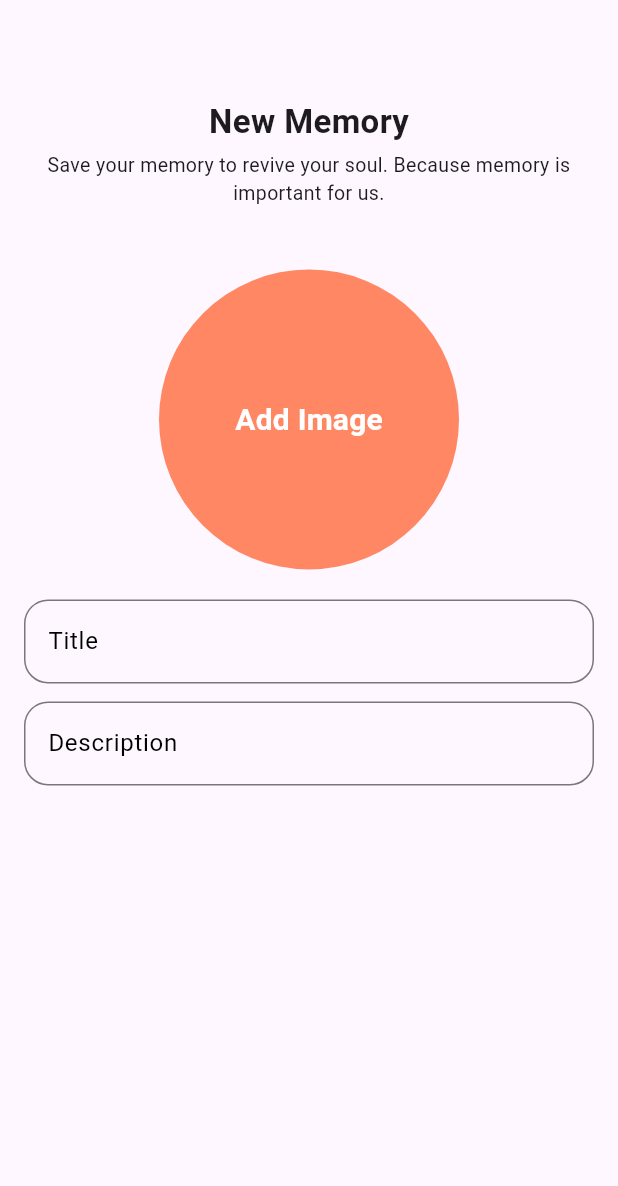
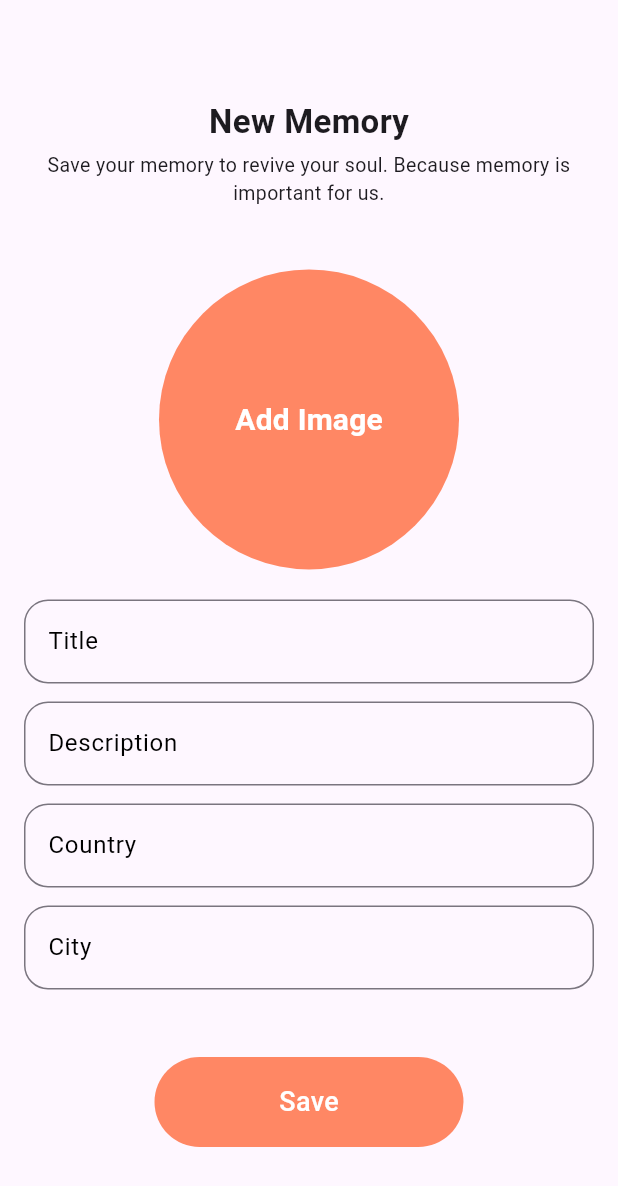
Before and after one commit to ammarhussain313/offline_memory_saving_app, a Flutter app: the screen it shows after launch, after a tap on the "add box" icon, on a phone screen of 412 x 824 dp. Shown: the top 1186 px of the screen. Run offline on Flutter 3.47's test engine with Material 3 defaults, Android fonts, the phone set to English and light mode, and no system bars; our stand-ins replace image_picker.

Commit message:
Creating memories and adding in a list through provider

```diff
--- a/lib/main.dart
+++ b/lib/main.dart
@@ -1,5 +1,7 @@
 import 'package:flutter/material.dart';
+import 'package:memories_app/view_model/memory_view_model.dart';
 import 'package:memories_app/views/splash_view.dart';
+import 'package:provider/provider.dart';
 
 void main() {
   WidgetsFlutterBinding.ensureInitialized();
@@ -11,13 +13,20 @@ class MyApp extends StatelessWidget {
 
   @override
   Widget build(BuildContext context) {
-    return MaterialApp(
-      debugShowCheckedModeBanner: false,
-      title: 'Flutter Demo',
-      theme: ThemeData(
-        colorScheme: ColorScheme.fromSeed(seedColor: Colors.deepPurple),
+    return MultiProvider(
+      providers: [
+        ChangeNotifierProvider(
+          create: (_) => MemoryViewModel(),
+        ),
+      ],
+      child: MaterialApp(
+        debugShowCheckedModeBanner: false,
+        title: 'Flutter Demo',
+        theme: ThemeData(
+          colorScheme: ColorScheme.fromSeed(seedColor: Colors.deepPurple),
+        ),
+        home: SplashView(),
       ),
-      home: SplashView(),
     );
   }
 }
--- /dev/null
+++ b/lib/models/memories_model.dart
@@ -0,0 +1,15 @@
+class MemoriesModel {
+  String? title;
+  String? description;
+  String? city;
+  String? country;
+  String? image;
+
+  MemoriesModel({
+    this.title,
+    this.description,
+    this.country,
+    this.city,
+    this.image,
+  });
+}
--- /dev/null
+++ b/lib/view_model/memory_view_model.dart
@@ -0,0 +1,22 @@
+import 'package:flutter/foundation.dart';
+import 'package:memories_app/models/memories_model.dart';
+
+class MemoryViewModel with ChangeNotifier {
+  String _image = "";
+  List<MemoriesModel> _memories = [];
+
+  String get memoryImage => _image;
+
+  List<MemoriesModel> get myMemories => _memories;
+
+  void setImage(String image) {
+    _image = image;
+    notifyListeners();
+  }
+
+  Future<bool> addMemory (MemoriesModel memory) async {
+    myMemories.add(memory);
+    notifyListeners();
+    return true;
+  }
+}
--- a/lib/views/home_view.dart
+++ b/lib/views/home_view.dart
@@ -1,7 +1,9 @@
 import 'package:flutter/material.dart';
 import 'package:memories_app/constants/image_constants.dart';
 import 'package:memories_app/core/utils/app_constants.dart';
+import 'package:memories_app/view_model/memory_view_model.dart';
 import 'package:memories_app/views/memories/add_memory_view.dart';
+import 'package:provider/provider.dart';
 
 import '../widgets/memory_widget.dart';
 
@@ -10,6 +12,7 @@ class HomeView extends StatelessWidget {
 
   @override
   Widget build(BuildContext context) {
+    final provider = Provider.of<MemoryViewModel>(context, listen: true);
     return Scaffold(
       appBar: AppBar(
         centerTitle: true,
@@ -19,14 +22,14 @@ class HomeView extends StatelessWidget {
         ),
       ),
       body: ListView.builder(
-        itemCount: 5,
+        itemCount: provider.myMemories.length,
         itemBuilder: (context, index) {
           return MemoryWidget(
-            title: "Title",
-            description: "Description",
-            city: "City",
-            country: "Country",
-            images: [],
+            title: provider.myMemories[index].title ?? "",
+            description: provider.myMemories[index].description ?? "",
+            city: provider.myMemories[index].city ?? "",
+            country: provider.myMemories[index].country ?? "",
+            images: provider.myMemories[index].image ?? "",
           );
         },
       ),
--- a/lib/views/memories/add_memory_view.dart
+++ b/lib/views/memories/add_memory_view.dart
@@ -1,7 +1,12 @@
+import 'dart:io';
+
 import 'package:flutter/material.dart';
 import 'package:image_picker/image_picker.dart';
 import 'package:memories_app/core/utils/app_constants.dart';
+import 'package:memories_app/models/memories_model.dart';
+import 'package:memories_app/view_model/memory_view_model.dart';
 import 'package:memories_app/widgets/textfield.dart';
+import 'package:provider/provider.dart';
 
 class AddMemoryView extends StatefulWidget {
   const AddMemoryView({super.key});
@@ -23,12 +28,27 @@ class _AddMemoryViewState extends State<AddMemoryView> {
   final cityFocus = FocusNode();
   final countryFocus = FocusNode();
 
-  void pickImage() async{
+  void pickImage() async {
     final imagePicker = ImagePicker();
-    final XFile? image = await imagePicker.pickImage(source: ImageSource.camera);
+    final XFile? image = await imagePicker.pickImage(
+      source: ImageSource.camera,
+    );
+    if (image != null && image.path.isNotEmpty) {
+      context.read<MemoryViewModel>().setImage(image.path);
+    }
+  }
 
-    if(image != null && image.path.isNotEmpty){
-      //Here I have to add provider save image functionality
+  Future<void> saveMemory() async{
+    final myMemory = MemoriesModel(
+      title: titleController.text,
+      description: descriptionController.text,
+      city: cityController.text,
+      country: countryController.text,
+      image: context.read<MemoryViewModel>().memoryImage,
+    );
+    final isAdded = await context.read<MemoryViewModel>().addMemory(myMemory);
+    if(isAdded){
+      Navigator.pop(context);
     }
   }
 
@@ -56,13 +76,20 @@ class _AddMemoryViewState extends State<AddMemoryView> {
               ),
               SizedBox(height: MediaQuery.of(context).size.height * 0.05),
               GestureDetector(
-                onTap: (){
+                onTap: () {
                   pickImage();
                 },
-                child: CircleAvatar(
+                child: Consumer<MemoryViewModel>(
+                  builder: (context, value, child) {
+                    return CircleAvatar(
                       radius: 100,
                       backgroundColor: Colors.deepOrange.withValues(alpha: 0.7),
-                  child: Text(
+                      backgroundImage: value.memoryImage.isNotEmpty
+                          ? FileImage(File(value.memoryImage))
+                          : null,
+                      child: value.memoryImage.isNotEmpty
+                          ? SizedBox()
+                          : Text(
                               "Add Image",
                               style: TextStyle(
                                 color: Colors.white,
@@ -70,6 +97,8 @@ class _AddMemoryViewState extends State<AddMemoryView> {
                                 fontWeight: FontWeight.w600,
                               ),
                             ),
+                    );
+                  },
                 ),
               ),
               SizedBox(height: 20),
@@ -84,10 +113,48 @@ class _AddMemoryViewState extends State<AddMemoryView> {
               CustomTextField(
                 controller: descriptionController,
                 currentFocus: descriptionFocus,
-                hintText: "Enter description",
+                nextFocus: countryFocus,
+                hintText: "Enter Country",
                 labelText: "Description",
               ),
-              SizedBox(height: 6),
+              SizedBox(height: 12),
+              CustomTextField(
+                controller: countryController,
+                currentFocus: countryFocus,
+                nextFocus: cityFocus,
+                hintText: "Enter country",
+                labelText: "Country",
+              ),
+              SizedBox(height: 12),
+              CustomTextField(
+                controller: cityController,
+                currentFocus: cityFocus,
+                hintText: "Enter city",
+                labelText: "City",
+              ),
+              SizedBox(height: 45),
+              GestureDetector(
+                onTap: () {
+                  saveMemory();
+                },
+                child: Container(
+                  alignment: Alignment.center,
+                  height: 60,
+                  width: MediaQuery.of(context).size.width * 0.5,
+                  decoration: BoxDecoration(
+                    borderRadius: BorderRadius.circular(30),
+                    color: Colors.deepOrange.withValues(alpha: 0.7),
+                  ),
+                  child: Text(
+                    "Save",
+                    style: TextStyle(
+                      color: Colors.white,
+                      fontSize: 18,
+                      fontWeight: FontWeight.w500,
+                    ),
+                  ),
+                ),
+              ),
             ],
           ),
         ),
--- a/lib/widgets/memory_widget.dart
+++ b/lib/widgets/memory_widget.dart
@@ -1,3 +1,5 @@
+import 'dart:io';
+
 import 'package:flutter/material.dart';
 import 'package:memories_app/constants/image_constants.dart';
 
@@ -17,7 +19,7 @@ class MemoryWidget extends StatelessWidget {
   final String description;
   final String city;
   final String country;
-  final List<String> images;
+  final String images;
 
   @override
   Widget build(BuildContext context) {
@@ -41,7 +43,7 @@ class MemoryWidget extends StatelessWidget {
             decoration: BoxDecoration(
               borderRadius: BorderRadius.circular(22),
               image: DecorationImage(
-                image: AssetImage(ImageConstants.memoriesLogo),
+                image: FileImage(File(images)),
                 fit: BoxFit.fill,
               ),
             ),
--- a/pubspec.yaml
+++ b/pubspec.yaml
@@ -35,6 +35,8 @@ dependencies:
   # Use with the CupertinoIcons class for iOS style icons.
   cupertino_icons: ^1.0.8
   image_picker: ^1.2.1
+  csc_picker_plus: ^0.0.3
+  provider: ^6.1.5+1
 
 dev_dependencies:
   flutter_test:
```
Also changed, not shown: pubspec.lock. Lines whose indentation alone changed are shown as unchanged.
